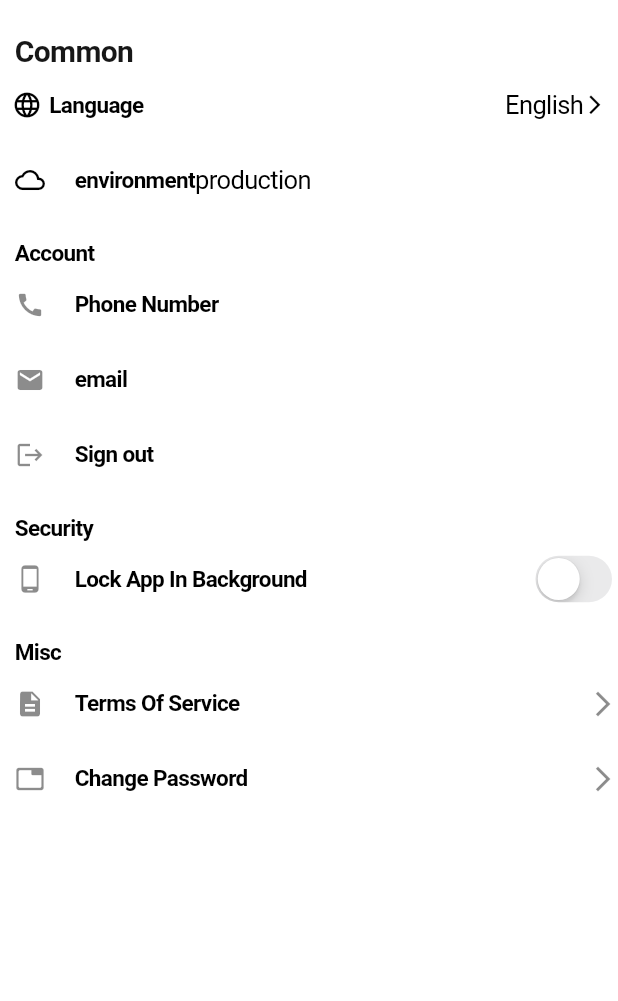
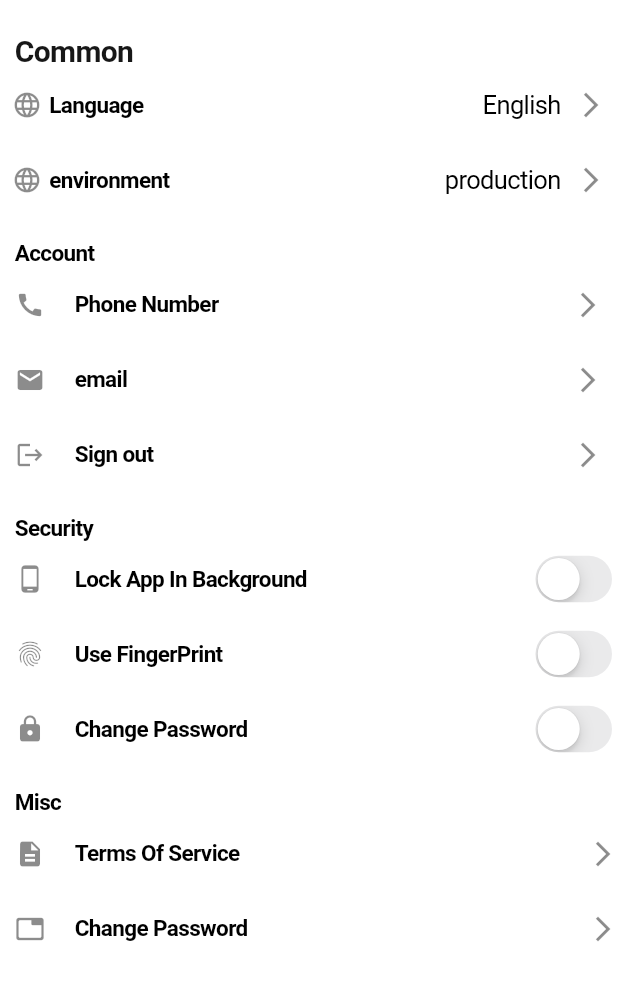
Before and after one commit to BhanderiNikunj/Setting_App, a Flutter app: the screen it shows after launch, on a phone screen of 412 x 824 dp, the part 48-1049 px from its top. Run offline on Flutter 3.47's test engine with Material 2 defaults, Android fonts, the phone set to English and light mode, and no system bars.

Commit message:
setting app

```diff
--- a/lib/Screens/Home/View/HomePageIOS.dart
+++ b/lib/Screens/Home/View/HomePageIOS.dart
@@ -61,7 +61,7 @@ class _HomeScreenIosState extends State<HomeScreenIos> {
                               Row(
                                 children: [
                                   Icon(Icons.language,
-                                      color: CupertinoColors.black, size: 20),
+                                      color: Colors.black45, size: 20),
                                   SizedBox(
                                     width: 5,
                                   ),
@@ -76,8 +76,9 @@ class _HomeScreenIosState extends State<HomeScreenIos> {
                               Row(
                                 children: [
                                   Text("English"),
+                                  SizedBox(width: 10),
                                   Icon(Icons.arrow_forward_ios_outlined,
-                                      color: CupertinoColors.black, size: 15),
+                                      color: Colors.black45, size: 20),
                                 ],
                               ),
                             ],
@@ -87,19 +88,36 @@ class _HomeScreenIosState extends State<HomeScreenIos> {
                       Container(
                         height: 50,
                         width: double.infinity,
+                        child: Padding(
+                          padding: const EdgeInsets.all(8.0),
                           child: Row(
+                            mainAxisAlignment: MainAxisAlignment.spaceBetween,
                             children: [
-                            SizedBox(width: 10),
-                            Icon(Icons.cloud_outlined,
-                                color: CupertinoColors.black, size: 20),
-                            SizedBox(width: 20),
+                              Row(
+                                children: [
+                                  Icon(Icons.language,
+                                      color: Colors.black45, size: 20),
+                                  SizedBox(
+                                    width: 5,
+                                  ),
                                   Text(
                                     "environment",
                                     style: TextStyle(
-                                  fontWeight: FontWeight.bold, fontSize: 15),
+                                        fontWeight: FontWeight.bold,
+                                        fontSize: 15),
                                   ),
-                            Text("production")
                                 ],
+                              ),
+                              Row(
+                                children: [
+                                  Text("production"),
+                                  SizedBox(width: 10),
+                                  Icon(Icons.arrow_forward_ios_outlined,
+                                      color: Colors.black45, size: 20),
+                                ],
+                              ),
+                            ],
+                          ),
                         ),
                       ),
                     ],
@@ -125,14 +143,28 @@ class _HomeScreenIosState extends State<HomeScreenIos> {
                         height: 50,
                         width: double.infinity,
                         child: Row(
+                          mainAxisAlignment: MainAxisAlignment.spaceBetween,
+                          children: [
+                            Row(
                               children: [
                                 SizedBox(width: 10),
-                            Icon(Icons.call, color: Colors.black45, size: 20),
+                                Icon(Icons.call,
+                                    color: Colors.black45, size: 20),
                                 SizedBox(width: 20),
                                 Text(
                                   "Phone Number",
                                   style: TextStyle(
-                                  fontWeight: FontWeight.bold, fontSize: 15),
+                                      fontWeight: FontWeight.bold,
+                                      fontSize: 15),
+                                ),
+                              ],
+                            ),
+                            Row(
+                              children: [
+                                Icon(Icons.arrow_forward_ios_outlined,
+                                    color: Colors.black45, size: 20),
+                                SizedBox(width: 10),
+                              ],
                             ),
                           ],
                         ),
@@ -142,14 +174,28 @@ class _HomeScreenIosState extends State<HomeScreenIos> {
                         width: double.infinity,
                         decoration: BoxDecoration(),
                         child: Row(
+                          mainAxisAlignment: MainAxisAlignment.spaceBetween,
+                          children: [
+                            Row(
                               children: [
                                 SizedBox(width: 10),
-                            Icon(Icons.email, color: Colors.black45, size: 20),
+                                Icon(Icons.email,
+                                    color: Colors.black45, size: 20),
                                 SizedBox(width: 20),
                                 Text(
                                   "email",
                                   style: TextStyle(
-                                  fontWeight: FontWeight.bold, fontSize: 15),
+                                      fontWeight: FontWeight.bold,
+                                      fontSize: 15),
+                                ),
+                              ],
+                            ),
+                            Row(
+                              children: [
+                                Icon(Icons.arrow_forward_ios_outlined,
+                                    color: Colors.black45, size: 20),
+                                SizedBox(width: 10),
+                              ],
                             ),
                           ],
                         ),
@@ -158,14 +204,28 @@ class _HomeScreenIosState extends State<HomeScreenIos> {
                         height: 50,
                         width: double.infinity,
                         child: Row(
+                          mainAxisAlignment: MainAxisAlignment.spaceBetween,
+                          children: [
+                            Row(
                               children: [
                                 SizedBox(width: 10),
-                            Icon(Icons.logout, color: Colors.black45, size: 20),
+                                Icon(Icons.logout,
+                                    color: Colors.black45, size: 20),
                                 SizedBox(width: 20),
                                 Text(
                                   "Sign out",
                                   style: TextStyle(
-                                  fontWeight: FontWeight.bold, fontSize: 15),
+                                      fontWeight: FontWeight.bold,
+                                      fontSize: 15),
+                                ),
+                              ],
+                            ),
+                            Row(
+                              children: [
+                                Icon(Icons.arrow_forward_ios_outlined,
+                                    color: Colors.black45, size: 20),
+                                SizedBox(width: 10),
+                              ],
                             ),
                           ],
                         ),
@@ -215,6 +275,68 @@ class _HomeScreenIosState extends State<HomeScreenIos> {
                               value: homeProvidertrue!.s1,
                               onChanged: (value) {
                                 homeProviderfalse!.Chang1(value);
+                              },
+                            ),
+                          ],
+                        ),
+                      ),
+                      Container(
+                        height: 50,
+                        width: double.infinity,
+                        child: Row(
+                          mainAxisAlignment: MainAxisAlignment.spaceBetween,
+                          children: [
+                            Row(
+                              children: [
+                                SizedBox(width: 10),
+                                Icon(Icons.fingerprint,
+                                    color: Colors.black45, size: 20),
+                                SizedBox(width: 20),
+                                Text(
+                                  "Use FingerPrint",
+                                  style: TextStyle(
+                                      fontWeight: FontWeight.bold,
+                                      fontSize: 15),
+                                ),
+                              ],
+                            ),
+                            CupertinoSwitch(
+                              activeColor: Colors.red,
+                              thumbColor: Colors.white,
+                              value: homeProvidertrue!.s2,
+                              onChanged: (value) {
+                                homeProviderfalse!.Chang2(value);
+                              },
+                            ),
+                          ],
+                        ),
+                      ),
+                      Container(
+                        height: 50,
+                        width: double.infinity,
+                        child: Row(
+                          mainAxisAlignment: MainAxisAlignment.spaceBetween,
+                          children: [
+                            Row(
+                              children: [
+                                SizedBox(width: 10),
+                                Icon(Icons.lock,
+                                    color: Colors.black45, size: 20),
+                                SizedBox(width: 20),
+                                Text(
+                                  "Change Password",
+                                  style: TextStyle(
+                                      fontWeight: FontWeight.bold,
+                                      fontSize: 15),
+                                ),
+                              ],
+                            ),
+                            CupertinoSwitch(
+                              activeColor: Colors.red,
+                              thumbColor: Colors.white,
+                              value: homeProvidertrue!.s3,
+                              onChanged: (value) {
+                                homeProviderfalse!.Chang3(value);
                               },
                             ),
                           ],
--- a/lib/main.dart
+++ b/lib/main.dart
@@ -23,7 +23,7 @@ void main() {
 Widget androidView() {
   return MaterialApp(
     routes: {
-      '/': (context) => HomeScreenAndroid(),
+      '/': (context) => const HomeScreenAndroid(),
     },
   );
 }
@@ -31,7 +31,7 @@ Widget androidView() {
 Widget IOSView() {
   return CupertinoApp(
     routes: {
-      '/': (p0) => HomeScreenIos(),
+      '/': (p0) => const HomeScreenIos(),
     },
   );
 }
```
Lines whose indentation alone changed are shown as unchanged.
